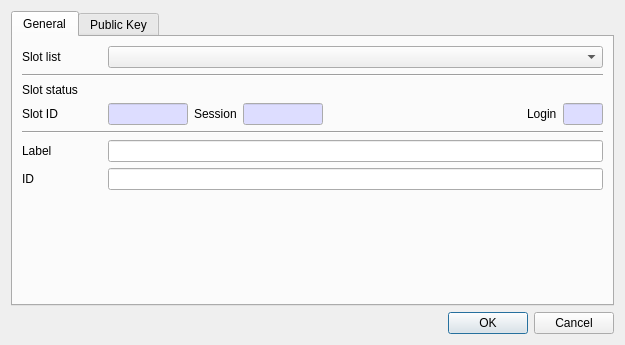
Qt form CryptokiMan/create_rsa_pub_key_dlg.ui (jykim74/CryptokiMan) before a commit.
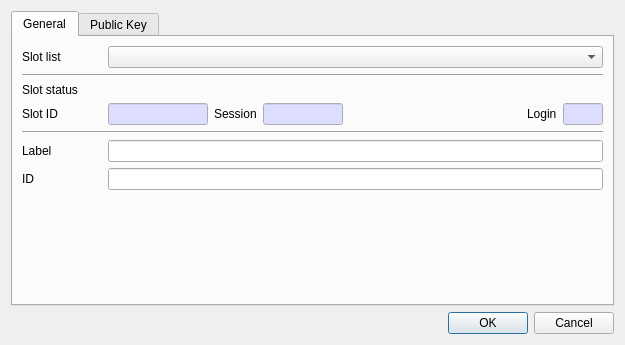
The same form after that commit. The open tabs and pages were chosen to show the change.

Diff of the .ui file:
```diff
--- a/CryptokiMan/create_rsa_pub_key_dlg.ui
+++ b/CryptokiMan/create_rsa_pub_key_dlg.ui
@@ -77,7 +77,7 @@
           <widget class="QLineEdit" name="mSlotIDText">
            <property name="maximumSize">
             <size>
-             <width>80</width>
+             <width>100</width>
              <height>16777215</height>
             </size>
            </property>
```
Left out of the diff: 2 changed lines with no effect on the pictures.
